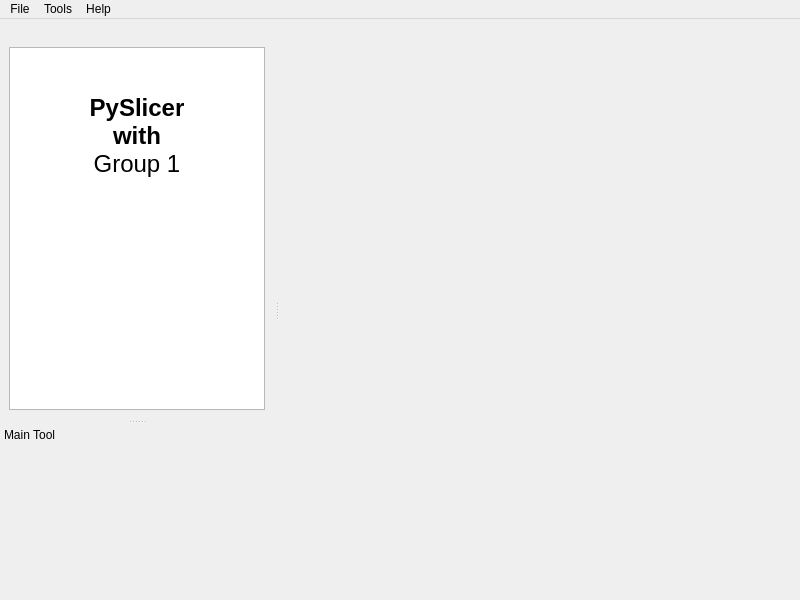
BenWu-Open/PySlicer, file UI/MainUI.ui: the form before one commit.
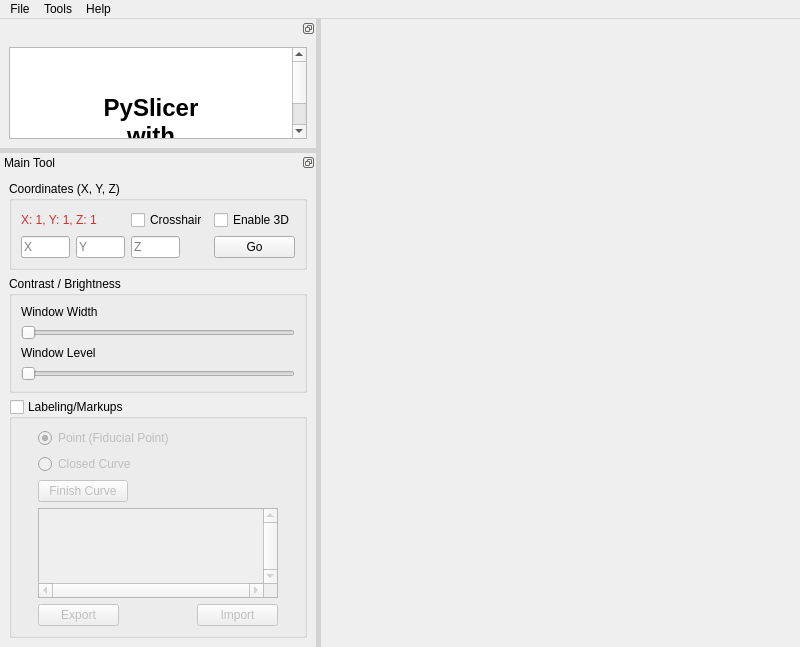
The form after the commit.

Patch:
```diff
--- a/UI/MainUI.ui
+++ b/UI/MainUI.ui
@@ -7,12 +7,26 @@
     <x>0</x>
     <y>0</y>
     <width>800</width>
-    <height>600</height>
+    <height>647</height>
    </rect>
   </property>
   <property name="windowTitle">
    <string>PySlicer</string>
   </property>
+  <property name="styleSheet">
+   <string notr="true">QMainWindow::separator {
+    background: lightgray;
+    width: 5px; 
+    height: 5px;
+}
+
+QMainWindow::separator:hover {
+    background: blue;
+}</string>
+  </property>
+  <property name="documentMode">
+   <bool>false</bool>
+  </property>
   <property name="dockOptions">
    <set>QMainWindow::DockOption::AllowNestedDocks|QMainWindow::DockOption::AllowTabbedDocks|QMainWindow::DockOption::AnimatedDocks|QMainWindow::DockOption::GroupedDragging</set>
   </property>
@@ -72,12 +86,18 @@
    </property>
    <property name="minimumSize">
     <size>
-     <width>200</width>
+     <width>76</width>
      <height>100</height>
     </size>
    </property>
+   <property name="maximumSize">
+    <size>
+     <width>524287</width>
+     <height>524287</height>
+    </size>
+   </property>
    <property name="features">
-    <set>QDockWidget::DockWidgetFeature::NoDockWidgetFeatures</set>
+    <set>QDockWidget::DockWidgetFeature::DockWidgetFloatable</set>
    </property>
    <property name="windowTitle">
     <string/>
@@ -112,12 +132,18 @@
   <widget class="QDockWidget" name="MainTool">
    <property name="minimumSize">
     <size>
-     <width>200</width>
-     <height>100</height>
+     <width>299</width>
+     <height>494</height>
+    </size>
+   </property>
+   <property name="maximumSize">
+    <size>
+     <width>524287</width>
+     <height>524287</height>
     </size>
    </property>
    <property name="features">
-    <set>QDockWidget::DockWidgetFeature::NoDockWidgetFeatures</set>
+    <set>QDockWidget::DockWidgetFeature::DockWidgetFloatable</set>
    </property>
    <property name="allowedAreas">
     <set>Qt::DockWidgetArea::LeftDockWidgetArea</set>
@@ -128,7 +154,266 @@
    <attribute name="dockWidgetArea">
     <number>1</number>
    </attribute>
-   <widget class="QWidget" name="dockWidgetContents"/>
+   <widget class="QWidget" name="dockWidgetContents">
+    <layout class="QGridLayout" name="gridLayout_2">
+     <item row="0" column="0">
+      <widget class="QGroupBox" name="group_input">
+       <property name="maximumSize">
+        <size>
+         <width>16777215</width>
+         <height>90</height>
+        </size>
+       </property>
+       <property name="title">
+        <string>Coordinates (X, Y, Z)</string>
+       </property>
+       <property name="checkable">
+        <bool>false</bool>
+       </property>
+       <layout class="QGridLayout" name="gridLayout_4">
+        <item row="1" column="3">
+         <widget class="QPushButton" name="btn_jump">
+          <property name="maximumSize">
+           <size>
+            <width>81</width>
+            <height>26</height>
+           </size>
+          </property>
+          <property name="text">
+           <string>Go</string>
+          </property>
+         </widget>
+        </item>
+        <item row="0" column="0" colspan="2">
+         <widget class="QLabel" name="lbl_coords">
+          <property name="maximumSize">
+           <size>
+            <width>16777215</width>
+            <height>50</height>
+           </size>
+          </property>
+          <property name="styleSheet">
+           <string notr="true">font: 900 italic 9pt &quot;Segoe UI&quot;;
+color: rgb(211, 47, 47);</string>
+          </property>
+          <property name="text">
+           <string>X: 1, Y: 1, Z: 1</string>
+          </property>
+         </widget>
+        </item>
+        <item row="1" column="1">
+         <widget class="QLineEdit" name="edit_y">
+          <property name="minimumSize">
+           <size>
+            <width>0</width>
+            <height>0</height>
+           </size>
+          </property>
+          <property name="maximumSize">
+           <size>
+            <width>49</width>
+            <height>26</height>
+           </size>
+          </property>
+          <property name="text">
+           <string/>
+          </property>
+          <property name="placeholderText">
+           <string>Y</string>
+          </property>
+         </widget>
+        </item>
+        <item row="1" column="0">
+         <widget class="QLineEdit" name="edit_x">
+          <property name="maximumSize">
+           <size>
+            <width>49</width>
+            <height>26</height>
+           </size>
+          </property>
+          <property name="text">
+           <string/>
+          </property>
+          <property name="placeholderText">
+           <string>X</string>
+          </property>
+         </widget>
+        </item>
+        <item row="1" column="2">
+         <widget class="QLineEdit" name="edit_z">
+          <property name="maximumSize">
+           <size>
+            <width>49</width>
+            <height>26</height>
+           </size>
+          </property>
+          <property name="text">
+           <string/>
+          </property>
+          <property name="placeholderText">
+           <string>Z</string>
+          </property>
+         </widget>
+        </item>
+        <item row="0" column="3">
+         <widget class="QCheckBox" name="checkBox_3D">
+          <property name="text">
+           <string>Enable 3D</string>
+          </property>
+         </widget>
+        </item>
+        <item row="0" column="2">
+         <widget class="QCheckBox" name="checkBox_crosshair">
+          <property name="text">
+           <string>Crosshair</string>
+          </property>
+         </widget>
+        </item>
+       </layout>
+      </widget>
+     </item>
+     <item row="2" column="0">
+      <widget class="QGroupBox" name="group_anno">
+       <property name="title">
+        <string>Labeling/Markups</string>
+       </property>
+       <property name="flat">
+        <bool>false</bool>
+       </property>
+       <property name="checkable">
+        <bool>true</bool>
+       </property>
+       <property name="checked">
+        <bool>false</bool>
+       </property>
+       <layout class="QGridLayout" name="gridLayout_6">
+        <item row="4" column="0">
+         <widget class="QPushButton" name="btn_save">
+          <property name="maximumSize">
+           <size>
+            <width>81</width>
+            <height>26</height>
+           </size>
+          </property>
+          <property name="text">
+           <string>Export</string>
+          </property>
+         </widget>
+        </item>
+        <item row="2" column="0">
+         <widget class="QPushButton" name="btn_close_curve">
+          <property name="maximumSize">
+           <size>
+            <width>90</width>
+            <height>26</height>
+           </size>
+          </property>
+          <property name="text">
+           <string>Finish Curve</string>
+          </property>
+         </widget>
+        </item>
+        <item row="3" column="0" colspan="2">
+         <widget class="QScrollArea" name="scrollArea_annotation">
+          <property name="verticalScrollBarPolicy">
+           <enum>Qt::ScrollBarPolicy::ScrollBarAlwaysOn</enum>
+          </property>
+          <property name="horizontalScrollBarPolicy">
+           <enum>Qt::ScrollBarPolicy::ScrollBarAlwaysOn</enum>
+          </property>
+          <property name="widgetResizable">
+           <bool>true</bool>
+          </property>
+          <widget class="QWidget" name="scrollAreaWidgetContents">
+           <property name="geometry">
+            <rect>
+             <x>0</x>
+             <y>0</y>
+             <width>221</width>
+             <height>52</height>
+            </rect>
+           </property>
+          </widget>
+         </widget>
+        </item>
+        <item row="1" column="0">
+         <widget class="QRadioButton" name="radioButton_Curve">
+          <property name="text">
+           <string>Closed Curve</string>
+          </property>
+         </widget>
+        </item>
+        <item row="0" column="0">
+         <widget class="QRadioButton" name="radioButton_Point">
+          <property name="text">
+           <string>Point (Fiducial Point)</string>
+          </property>
+          <property name="checked">
+           <bool>true</bool>
+          </property>
+         </widget>
+        </item>
+        <item row="4" column="1">
+         <widget class="QPushButton" name="btn_load">
+          <property name="maximumSize">
+           <size>
+            <width>81</width>
+            <height>26</height>
+           </size>
+          </property>
+          <property name="text">
+           <string>Import</string>
+          </property>
+         </widget>
+        </item>
+       </layout>
+      </widget>
+     </item>
+     <item row="1" column="0">
+      <widget class="QGroupBox" name="group_contrast">
+       <property name="maximumSize">
+        <size>
+         <width>16777215</width>
+         <height>120</height>
+        </size>
+       </property>
+       <property name="title">
+        <string>Contrast / Brightness</string>
+       </property>
+       <layout class="QGridLayout" name="gridLayout_5">
+        <item row="0" column="0">
+         <widget class="QLabel" name="label_2">
+          <property name="text">
+           <string>Window Width</string>
+          </property>
+         </widget>
+        </item>
+        <item row="1" column="0">
+         <widget class="QSlider" name="slider_width">
+          <property name="orientation">
+           <enum>Qt::Orientation::Horizontal</enum>
+          </property>
+         </widget>
+        </item>
+        <item row="2" column="0">
+         <widget class="QLabel" name="label_3">
+          <property name="text">
+           <string>Window Level</string>
+          </property>
+         </widget>
+        </item>
+        <item row="3" column="0">
+         <widget class="QSlider" name="slider_level">
+          <property name="orientation">
+           <enum>Qt::Orientation::Horizontal</enum>
+          </property>
+         </widget>
+        </item>
+       </layout>
+      </widget>
+     </item>
+    </layout>
+   </widget>
   </widget>
   <action name="actionExit">
    <property name="text">
```
Left out of the diff: 14 changed lines with no effect on the pictures.
